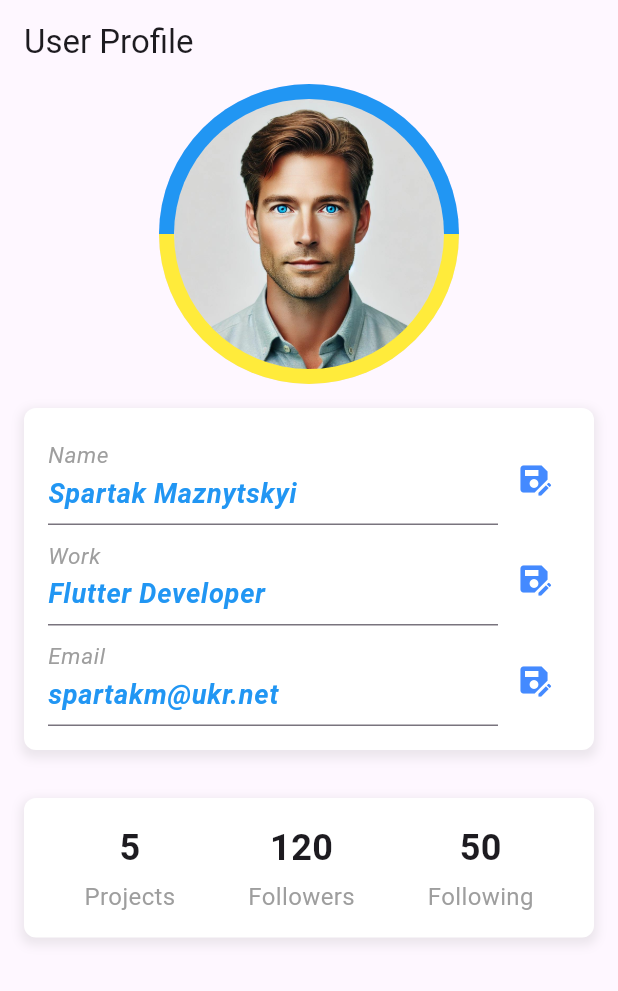
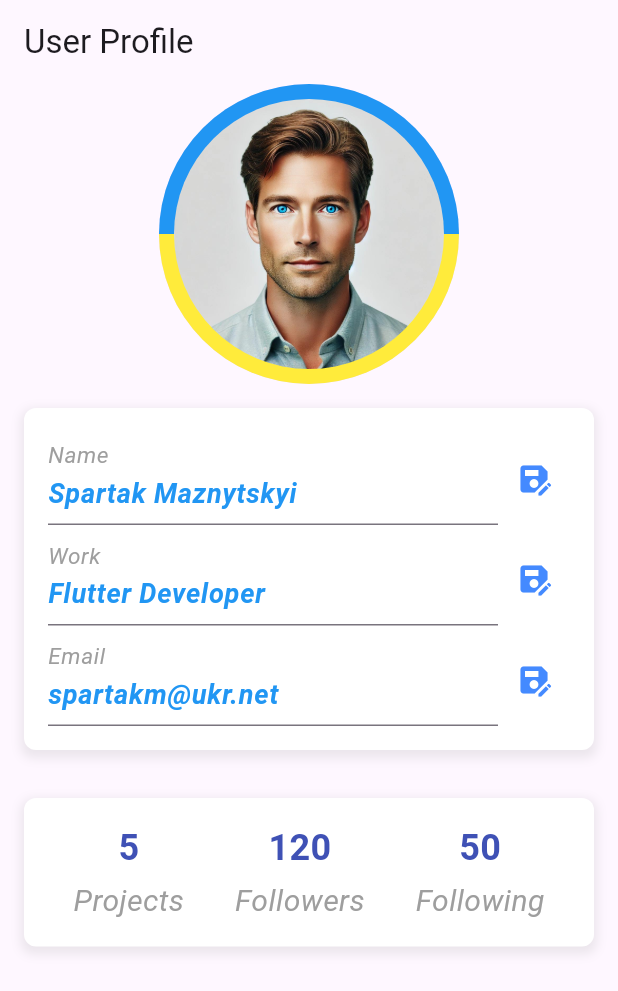
Before and after one commit to Spartakm67/flutter_home_work7, a Flutter app: the screen it shows after launch, on a phone screen of 412 x 824 dp. Shown: the top 991 px of the screen. Run offline on Flutter 3.47's test engine with Material 3 defaults, Android fonts, the phone set to English and light mode, and no system bars.

Commit message:
Styles updated

```diff
--- a/lib/screens/profile_page.dart
+++ b/lib/screens/profile_page.dart
@@ -10,7 +10,6 @@ class ProfilePage extends StatefulWidget {
 }
 
 class _ProfilePageState extends State<ProfilePage> {
-
   @override
   Widget build(BuildContext context) {
     return Scaffold(
@@ -20,7 +19,8 @@ class _ProfilePageState extends State<ProfilePage> {
       body: LayoutBuilder(
         builder: (context, constraints) {
           return const SingleChildScrollView(
-            child: Column(children: [
+            child: Column(
+              children: [
                 ProfileHeader(),
                 UserStatusWidget(
                   projectsCount: 5,
--- /dev/null
+++ b/lib/styles/container_styles.dart
@@ -0,0 +1,16 @@
+import 'package:flutter/material.dart';
+
+class ContainerStyles {
+  static final BoxDecoration containerDecoration = BoxDecoration(
+    color: Colors.white,
+    borderRadius: BorderRadius.circular(8.0),
+    boxShadow: [
+      BoxShadow(
+        color: Colors.grey.withOpacity(0.2),
+        spreadRadius: 2,
+        blurRadius: 5,
+        offset: const Offset(0, 3),
+      ),
+    ],
+  );
+}
--- a/lib/styles/text_styles.dart
+++ b/lib/styles/text_styles.dart
@@ -35,6 +35,12 @@ class TextStyles {
     fontWeight: FontWeight.bold,
   );
 
+  static const TextStyle countText = TextStyle(
+    fontSize: 24,
+    color: Colors.indigo,
+    fontWeight: FontWeight.bold,
+  );
+
   static Text styledText(String text, TextStyle style) {
     return Text(
       text,
--- a/lib/widgets/user_details.dart
+++ b/lib/widgets/user_details.dart
@@ -1,5 +1,6 @@
 import 'package:flutter/material.dart';
 import 'package:flutter_home_work7/widgets/user_details_field.dart';
+import 'package:flutter_home_work7/styles/container_styles.dart';
 
 class UserDetails extends StatefulWidget {
   final String name;
@@ -59,18 +60,7 @@ class _UserDetailsState extends State<UserDetails> {
     return Padding(
       padding: const EdgeInsets.all(16.0),
       child: Container(
-        decoration: BoxDecoration(
-          color: Colors.white,
-          borderRadius: BorderRadius.circular(8.0),
-          boxShadow: [
-            BoxShadow(
-              color: Colors.grey.withOpacity(0.2),
-              spreadRadius: 2,
-              blurRadius: 5,
-              offset: const Offset(0, 3),
-            ),
-          ],
-        ),
+        decoration: ContainerStyles.containerDecoration,
         padding: const EdgeInsets.all(16.0),
         child: Column(
           crossAxisAlignment: CrossAxisAlignment.start,
--- a/lib/widgets/user_status_widget.dart
+++ b/lib/widgets/user_status_widget.dart
@@ -1,5 +1,6 @@
 import 'package:flutter/material.dart';
-import 'package:flutter_home_work7/widgets/user_status_details.dart';
+import 'package:flutter_home_work7/styles/container_styles.dart';
+import 'package:flutter_home_work7/styles/text_styles.dart';
 
 class UserStatusWidget extends StatelessWidget {
   final int projectsCount;
@@ -19,18 +20,7 @@ class UserStatusWidget extends StatelessWidget {
       padding: const EdgeInsets.all(16.0),
       child: Container(
         padding: const EdgeInsets.all(16.0),
-        decoration: BoxDecoration(
-          color: Colors.white,
-          borderRadius: BorderRadius.circular(8.0),
-          boxShadow: [
-            BoxShadow(
-              color: Colors.grey.withOpacity(0.2),
-              spreadRadius: 2,
-              blurRadius: 5,
-              offset: const Offset(0, 3),
-            ),
-          ],
-        ),
+        decoration: ContainerStyles.containerDecoration,
         child: Row(
           mainAxisAlignment: MainAxisAlignment.spaceAround,
           children: [
@@ -49,18 +39,12 @@ class UserStatusWidget extends StatelessWidget {
       children: [
         Text(
           count.toString(),
-          style: const TextStyle(
-            fontSize: 24,
-            fontWeight: FontWeight.bold,
-          ),
+          style: TextStyles.countText,
         ),
         const SizedBox(height: 4),
         Text(
           label,
-          style: const TextStyle(
-            fontSize: 16,
-            color: Colors.grey,
-          ),
+          style: TextStyles.defaultText,
         ),
       ],
     );
```
Also changed, not shown: lib/widgets/user_status_details.dart (deleted). Lines whose indentation alone changed are shown as unchanged.
